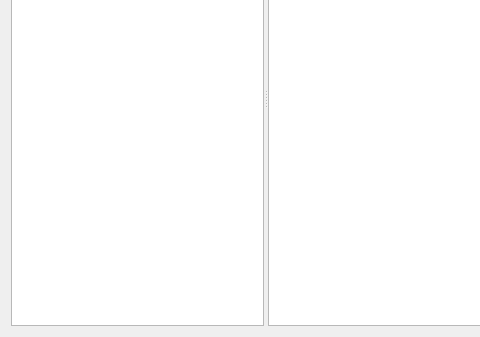
KDAB/GammaRay, file plugins/modelinspector/modelinspectorwidget.ui: the form before one commit; both pictures show x 0 to 480 and y 142 to 479 of the 788 by 479 pixel window.
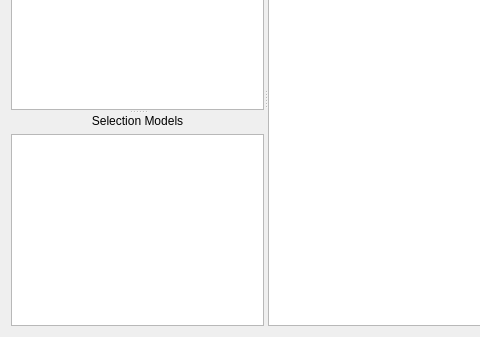
The form after the commit. Custom widgets are drawn as their Qt base class.

Commit message: Integrate selection model browser into model inspector

Diff of the .ui file:
```diff
--- a/plugins/modelinspector/modelinspectorwidget.ui
+++ b/plugins/modelinspector/modelinspectorwidget.ui
@@ -10,12 +10,16 @@
     <height>479</height>
    </rect>
   </property>
-  <layout class="QVBoxLayout" name="verticalLayout_4">
+  <layout class="QVBoxLayout" name="verticalLayout_5">
    <item>
     <widget class="QSplitter" name="mainSplitter">
      <property name="orientation">
       <enum>Qt::Horizontal</enum>
      </property>
+     <widget class="QSplitter" name="modelSplitter">
+      <property name="orientation">
+       <enum>Qt::Vertical</enum>
+      </property>
      <widget class="QWidget" name="layoutWidget_3">
       <layout class="QVBoxLayout" name="verticalLayout_3">
        <item>
@@ -42,6 +46,31 @@
         </widget>
        </item>
       </layout>
+      </widget>
+      <widget class="QWidget" name="">
+       <layout class="QVBoxLayout" name="verticalLayout_4">
+        <item>
+         <widget class="QLabel" name="label_6">
+          <property name="text">
+           <string>Selection Models</string>
+          </property>
+          <property name="alignment">
+           <set>Qt::AlignCenter</set>
+          </property>
+         </widget>
+        </item>
+        <item>
+         <widget class="GammaRay::DeferredTreeView" name="selectionModelsView">
+          <property name="rootIsDecorated">
+           <bool>false</bool>
+          </property>
+          <property name="uniformRowHeights">
+           <bool>true</bool>
+          </property>
+         </widget>
+        </item>
+       </layout>
+      </widget>
      </widget>
      <widget class="QWidget" name="">
       <layout class="QVBoxLayout" name="verticalLayout_2">
```
Lines whose indentation alone changed are shown as unchanged. The commit also changes 8 other files.
